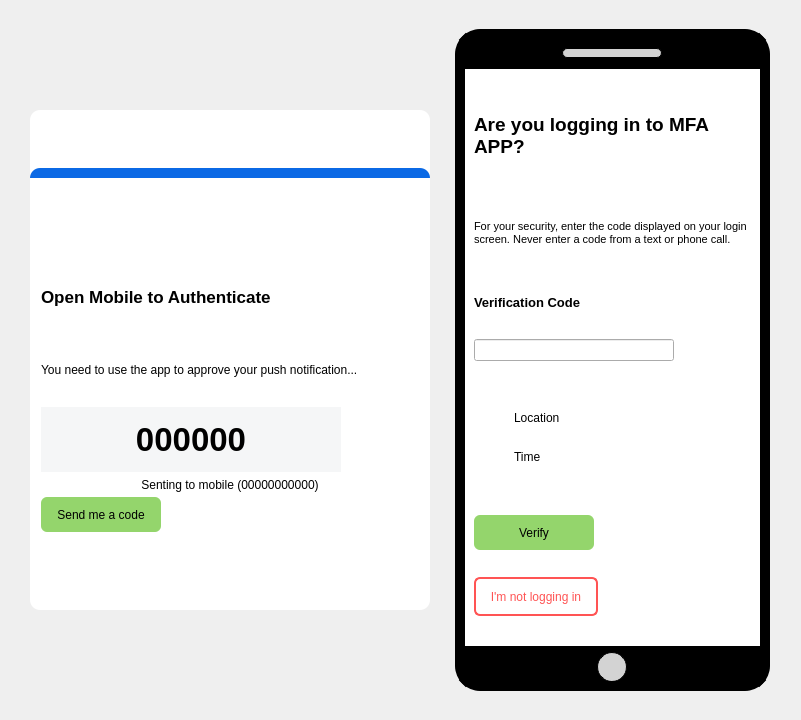
devforgely/MFA-Simulator, file src/views/authenticate_views/push_notification_view.ui: the form before one commit.
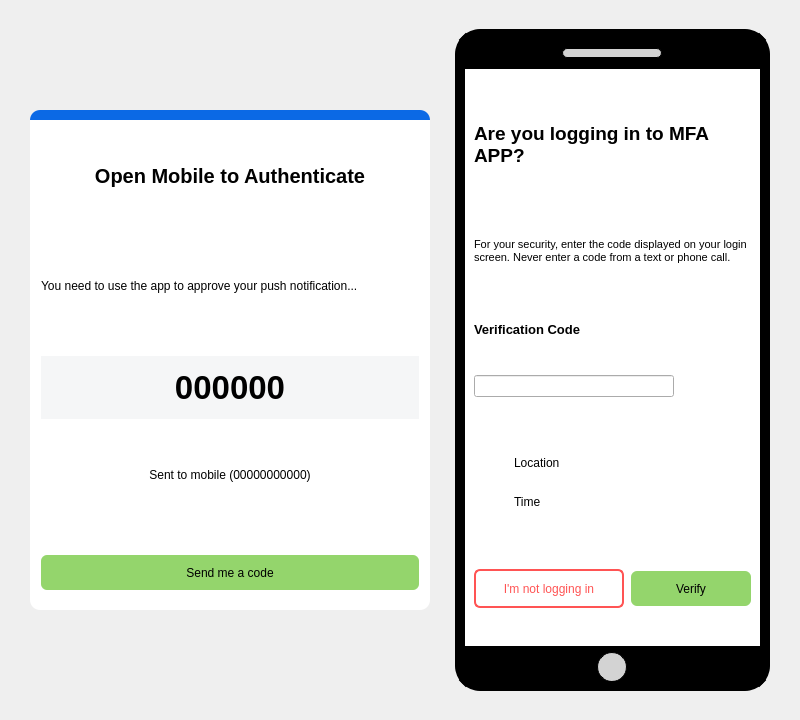
The form after the commit. The open tabs and pages were chosen to show the change. Icons and pictures are not drawn.

What changed in the file:
```diff
--- a/src/views/authenticate_views/push_notification_view.ui
+++ b/src/views/authenticate_views/push_notification_view.ui
@@ -6,10 +6,16 @@
    <rect>
     <x>0</x>
     <y>0</y>
-    <width>801</width>
+    <width>800</width>
     <height>720</height>
    </rect>
   </property>
+  <property name="maximumSize">
+   <size>
+    <width>800</width>
+    <height>720</height>
+   </size>
+  </property>
   <property name="windowTitle">
    <string>Form</string>
   </property>
@@ -26,7 +32,6 @@
 }
 
 QPushButton {
-	max-width: 120px;
 	height: 35px;
 	border-radius: 6px;
 	border: none;
@@ -36,8 +41,18 @@
 	background-color:#94d56c;
 }
 
+#title_label {
+	margin-bottom: 30px;
+	font-size: 15pt;
+	font-weight: bold;
+}
+
 #code_label {
 	background-color: #f5f6f7;
+	margin: 20px 0px 5px 0px;
+	padding: 10px;
+	font-size: 25pt;
+	font-weight: bold;
 }
 
 
@@ -72,6 +87,7 @@
 }
 
 #verify_btn {
+	width: 120px;
 	background-color:#94d56c;
 }
 
@@ -83,6 +99,12 @@
   <layout class="QHBoxLayout" name="horizontalLayout">
    <item>
     <widget class="QFrame" name="left_frame">
+     <property name="sizePolicy">
+      <sizepolicy hsizetype="Preferred" vsizetype="Preferred">
+       <horstretch>0</horstretch>
+       <verstretch>0</verstretch>
+      </sizepolicy>
+     </property>
      <property name="maximumSize">
       <size>
        <width>400</width>
@@ -122,10 +144,7 @@
        </widget>
       </item>
       <item>
-       <layout class="QVBoxLayout" name="verticalLayout_4">
-        <property name="spacing">
-         <number>0</number>
-        </property>
+       <layout class="QVBoxLayout" name="instruction_layout">
         <property name="leftMargin">
          <number>11</number>
         </property>
@@ -139,16 +158,10 @@
          <number>11</number>
         </property>
         <item>
-         <widget class="QLabel" name="label">
-          <property name="maximumSize">
-           <size>
-            <width>16777215</width>
-            <height>70</height>
-           </size>
-          </property>
+         <widget class="QLabel" name="title_label">
           <property name="font">
            <font>
-            <pointsize>13</pointsize>
+            <pointsize>15</pointsize>
             <weight>75</weight>
             <bold>true</bold>
            </font>
@@ -156,22 +169,19 @@
           <property name="text">
            <string>Open Mobile to Authenticate</string>
           </property>
-          <property name="margin">
-           <number>20</number>
+          <property name="alignment">
+           <set>Qt::AlignCenter</set>
           </property>
          </widget>
         </item>
         <item>
          <widget class="QLabel" name="label_3">
-          <property name="maximumSize">
-           <size>
-            <width>16777215</width>
-            <height>75</height>
-           </size>
-          </property>
           <property name="text">
            <string>You need to use the app to approve your push notification...</string>
           </property>
+          <property name="alignment">
+           <set>Qt::AlignLeading|Qt::AlignLeft|Qt::AlignVCenter</set>
+          </property>
           <property name="wordWrap">
            <bool>true</bool>
           </property>
@@ -182,19 +192,6 @@
         </item>
         <item>
          <widget class="QLabel" name="code_label">
-          <property name="maximumSize">
-           <size>
-            <width>300</width>
-            <height>65</height>
-           </size>
-          </property>
-          <property name="font">
-           <font>
-            <pointsize>25</pointsize>
-            <weight>75</weight>
-            <bold>true</bold>
-           </font>
-          </property>
           <property name="text">
            <string>000000</string>
           </property>
@@ -204,15 +201,9 @@
          </widget>
         </item>
         <item>
-         <widget class="QLabel" name="label_4">
-          <property name="maximumSize">
-           <size>
-            <width>16777215</width>
-            <height>25</height>
-           </size>
-          </property>
+         <widget class="QLabel" name="sent_label">
           <property name="text">
-           <string>Senting to mobile (00000000000)</string>
+           <string>Sent to mobile (00000000000)</string>
           </property>
           <property name="alignment">
            <set>Qt::AlignCenter</set>
@@ -220,14 +211,27 @@
          </widget>
         </item>
         <item>
-         <widget class="QPushButton" name="code_btn">
-          <property name="cursor">
-           <cursorShape>PointingHandCursor</cursorShape>
+         <layout class="QVBoxLayout" name="bottom_layout">
+          <property name="topMargin">
+           <number>30</number>
           </property>
-          <property name="text">
-           <string>Send me a code</string>
-          </property>
-         </widget>
+          <item>
+           <widget class="QPushButton" name="code_btn">
+            <property name="minimumSize">
+             <size>
+              <width>140</width>
+              <height>0</height>
+             </size>
+            </property>
+            <property name="cursor">
+             <cursorShape>PointingHandCursor</cursorShape>
+            </property>
+            <property name="text">
+             <string>Send me a code</string>
+            </property>
+           </widget>
+          </item>
+         </layout>
         </item>
        </layout>
       </item>
@@ -505,27 +509,34 @@
            </widget>
           </item>
           <item>
-           <widget class="QPushButton" name="verify_btn">
-            <property name="maximumSize">
-             <size>
-              <width>120</width>
-              <height>16777215</height>
-             </size>
-            </property>
-            <property name="cursor">
-             <cursorShape>PointingHandCursor</cursorShape>
-            </property>
-            <property name="text">
-             <string>Verify</string>
-            </property>
-           </widget>
-          </item>
-          <item>
-           <widget class="QPushButton" name="not_login_btn">
-            <property name="text">
-             <string>I'm not logging in</string>
-            </property>
-           </widget>
+           <layout class="QHBoxLayout" name="button_group_layout">
+            <item>
+             <widget class="QPushButton" name="not_login_btn">
+              <property name="minimumSize">
+               <size>
+                <width>150</width>
+                <height>0</height>
+               </size>
+              </property>
+              <property name="cursor">
+               <cursorShape>PointingHandCursor</cursorShape>
+              </property>
+              <property name="text">
+               <string>I'm not logging in</string>
+              </property>
+             </widget>
+            </item>
+            <item>
+             <widget class="QPushButton" name="verify_btn">
+              <property name="cursor">
+               <cursorShape>PointingHandCursor</cursorShape>
+              </property>
+              <property name="text">
+               <string>Verify</string>
+              </property>
+             </widget>
+            </item>
+           </layout>
           </item>
          </layout>
         </widget>
```
Left out of the diff: 7 changed lines with no effect on the pictures.
